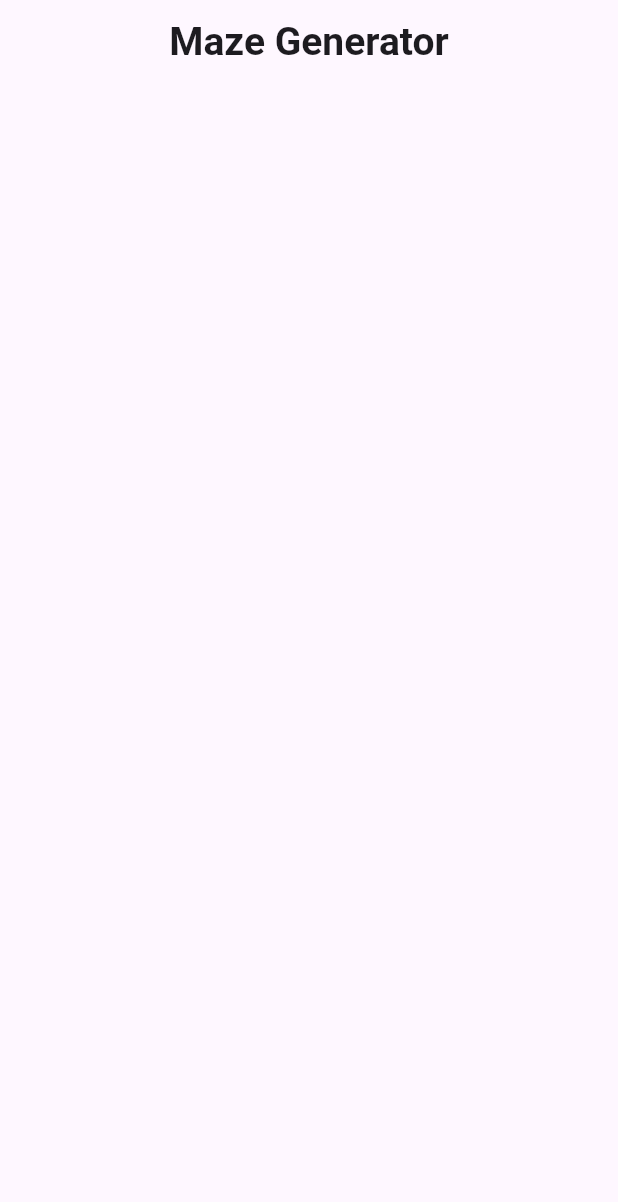
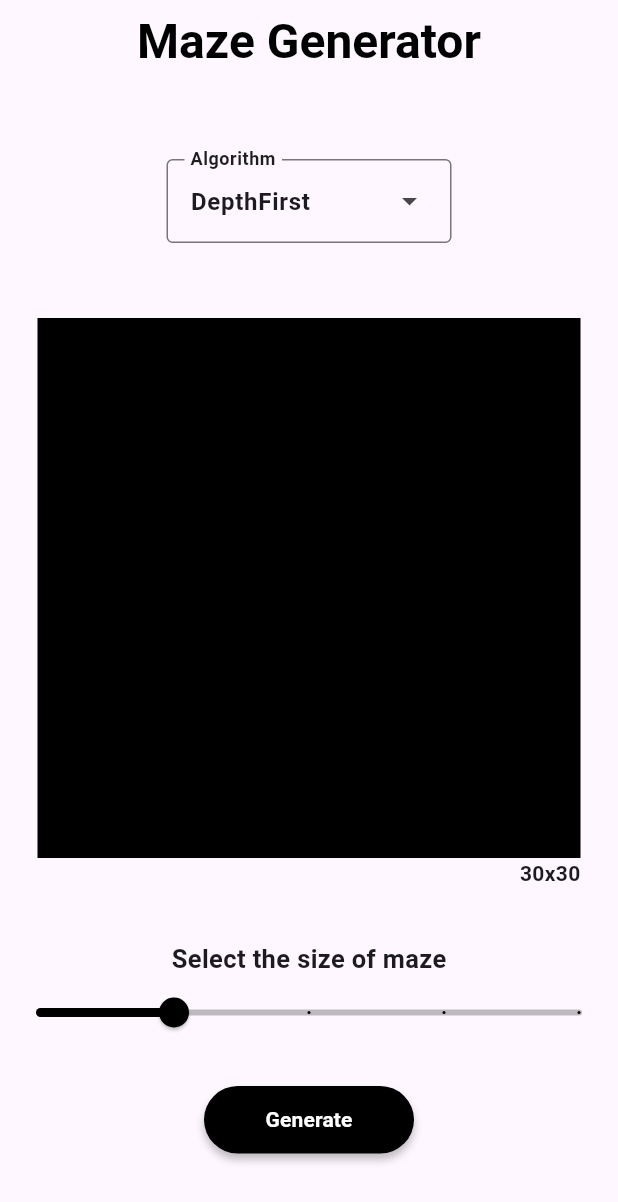
Before and after one commit to dylan-1006/maze_generator, a Flutter app: the screen it shows after launch, on a phone screen of 412 x 824 dp. Shown: the top 1202 px of the screen. Run offline on Flutter 3.47's test engine with Material 3 defaults, Android fonts, the phone set to English and light mode, and no system bars; Roboto replaces fonts that are missing (SF-Pro).

Commit message:
Finished coding the basic UI layout.

```diff
--- a/lib/home.dart
+++ b/lib/home.dart
@@ -1,7 +1,17 @@
 import "package:flutter/material.dart";
 
-class HomePage extends StatelessWidget {
+enum AlgorithmLabel { DepthFirst, Kruskal }
+
+class HomePage extends StatefulWidget {
   const HomePage({super.key});
+
+  @override
+  State<HomePage> createState() => _HomePageState();
+}
+
+class _HomePageState extends State<HomePage> {
+  double _value = 20;
+  AlgorithmLabel? selectedAlgorithm;
 
   @override
   Widget build(BuildContext context) {
@@ -9,10 +19,99 @@ class HomePage extends StatelessWidget {
         appBar: AppBar(
           title: Text(
             'Maze Generator',
-          style: TextStyle(fontWeight: FontWeight.w700, fontSize: 26),
+            style: TextStyle(
+                fontWeight: FontWeight.w700, fontSize: 32, color: Colors.black),
           ),
           centerTitle: true,
         ),
+        body: Column(
+          crossAxisAlignment: CrossAxisAlignment.center,
+          children: [
+            Align(
+              child: Container(
+                width: 190,
+                margin: EdgeInsets.only(top: 50, bottom: 50),
+                alignment: Alignment.center,
+                child: DropdownMenu<AlgorithmLabel>(
+                    textStyle: TextStyle(fontWeight: FontWeight.w600),
+                    label: Text(
+                      'Algorithm',
+                      textAlign: TextAlign.center,
+                      style: TextStyle(
+                          color: Color(0XFF1E1E1E),
+                          fontWeight: FontWeight.w600),
+                    ),
+                    width: 190,
+                    initialSelection: AlgorithmLabel.DepthFirst,
+                    dropdownMenuEntries: AlgorithmLabel.values
+                        .map<DropdownMenuEntry<AlgorithmLabel>>(
+                            (AlgorithmLabel algorithm) {
+                      return DropdownMenuEntry<AlgorithmLabel>(
+                        value: algorithm,
+                        label: algorithm.toString().split('.').last,
                       );
+                    }).toList()),
+              ),
+            ),
+            Container(
+              height: 360,
+              margin: EdgeInsets.symmetric(horizontal: 25),
+              decoration: BoxDecoration(color: Colors.black),
+            ),
+            Container(
+              alignment: Alignment.bottomRight,
+              child: Text(
+                '30x30',
+                style: TextStyle(fontSize: 14, fontWeight: FontWeight.w700),
+              ),
+              margin: EdgeInsets.only(bottom: 35, left: 25, right: 25),
+            ),
+            Container(
+              child: Text(
+                'Select the size of maze',
+                style: TextStyle(fontSize: 17, fontWeight: FontWeight.w600),
+              ),
+            ),
+            Slider(
+              divisions: 4,
+              min: 10.0,
+              max: 50.0,
+              value: _value,
+              activeColor: Colors.black,
+              inactiveColor: Colors.black.withOpacity(0.25),
+              label: '${_value.round()}',
+              onChanged: (value) {
+                setState(() {
+                  _value = value;
+                });
+              },
+            ),
+            Container(
+              margin: EdgeInsets.only(top: 25),
+              width: 140,
+              height: 45,
+              decoration: BoxDecoration(
+                  borderRadius: BorderRadius.all(Radius.circular(30)),
+                  boxShadow: [
+                    BoxShadow(
+                        color: Colors.black.withOpacity(0.25),
+                        blurRadius: 4,
+                        offset: Offset(0, 4))
+                  ]),
+              child: TextButton(
+                style: ButtonStyle(
+                    backgroundColor: WidgetStateProperty.all(Colors.black)),
+                onPressed: () {},
+                child: Text(
+                  "Generate",
+                  style: TextStyle(
+                      color: Colors.white,
+                      fontWeight: FontWeight.w600,
+                      fontSize: 14),
+                ),
+              ),
+            )
+          ],
+        ));
   }
 }
--- a/lib/main.dart
+++ b/lib/main.dart
@@ -13,7 +13,7 @@
   Widget build(BuildContext context) {
     return MaterialApp(
       debugShowCheckedModeBanner: false,
-      theme: ThemeData(fontFamily: 'SF-Pro'),
+     theme: ThemeData(fontFamily: 'SF-Pro'),
       home: HomePage(),
     );
   }
--- a/pubspec.yaml
+++ b/pubspec.yaml
@@ -77,11 +77,11 @@ flutter:
   fonts:
      - family: SF-Pro
        fonts:
-        - asset: fonts/SF-Pro.ttf
+        - asset: lib/fonts/SF-Pro.ttf
           weight: 400
-        - asset: fonts/SF-Pro-Display-Semibold.otf
+        - asset: lib/fonts/SF-Pro-Display-Semibold.otf
           weight: 600
-        - asset: fonts/SF-Pro-Display-Bold.otf
+        - asset: lib/fonts/SF-Pro-Display-Bold.otf
           weight: 700
 
   #   - family: Trajan Pro
```
Also changed, not shown: 3 other files. Lines whose indentation alone changed are shown as unchanged.
